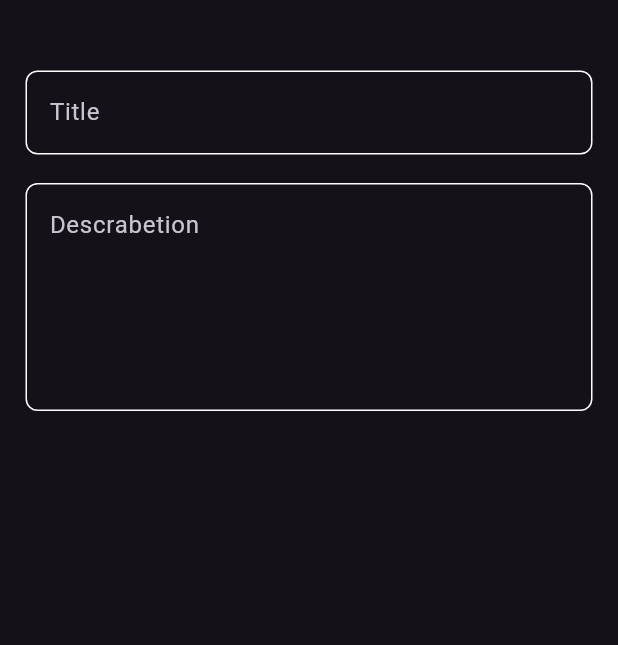
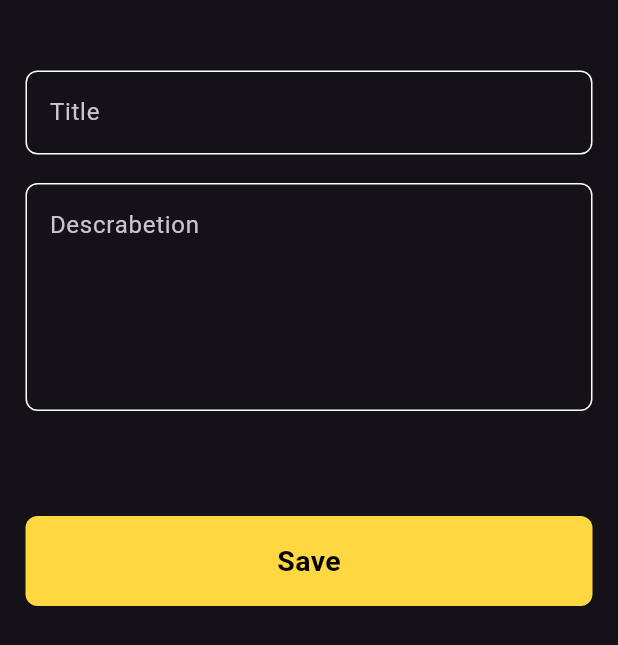
Before and after one commit to 1oussamai/note_app, a Flutter app: the AddNoteBottomSheet widget shown alone on an empty page, opened directly, on a phone screen of 412 x 824 dp. Shown: the top 645 px of the screen. Run offline on Flutter 3.47's test engine with Material 3 defaults, Android fonts, the phone set to English and light mode, and no system bars; Roboto replaces fonts that are missing (Poppinsn).

Commit message:
add custom bottem

```diff
--- a/lib/screens/add_note_bottom.dart
+++ b/lib/screens/add_note_bottom.dart
@@ -1,12 +1,14 @@
 import 'package:flutter/material.dart';
 import 'package:note_app/screens/Custem_text_filed.dart';
+import 'package:note_app/screens/constants.dart';
 
 class AddNoteBottomSheet extends StatelessWidget {
   const AddNoteBottomSheet({super.key});
 
   @override
   Widget build(BuildContext context) {
-    return const Padding(
+    return SingleChildScrollView(
+      child: const Padding(
         padding: EdgeInsets.all(17),
         child: Column(
           children: [
@@ -22,9 +24,38 @@ class AddNoteBottomSheet extends StatelessWidget {
             CustemTextFiled(
               hintText: "Descrabetion",
               maxLine: 5,
-          )
+            ),
+            SizedBox(
+              height: 70,
+            ),
+            CustemBotton(),
           ],
+        ),
       ),
     );
   }
 }
+
+class CustemBotton extends StatelessWidget {
+  const CustemBotton({super.key});
+
+  @override
+  Widget build(BuildContext context) {
+    return Container(
+      height: 60,
+      width: 400,
+      decoration: BoxDecoration(
+          color: KPrimeryColor, borderRadius: BorderRadius.circular(8)),
+      child: Center(
+        child: Text(
+          'Save',
+          style: TextStyle(
+            fontSize: 19,
+            fontWeight: FontWeight.bold,
+            color: Colors.black,
+          ),
+        ),
+      ),
+    );
+  }
+}
```
Lines whose indentation alone changed are shown as unchanged.
